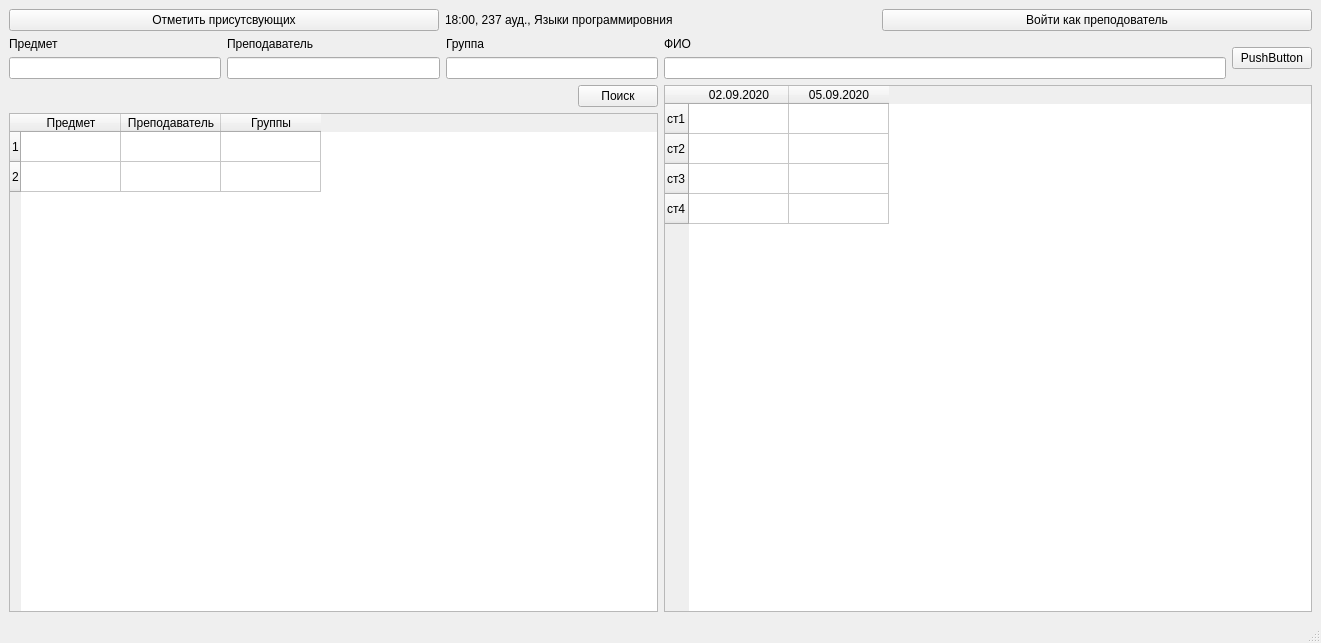
Old version of the form mainwindow.ui in the repository Zhdanov-Dmitrii/attendanceClient.
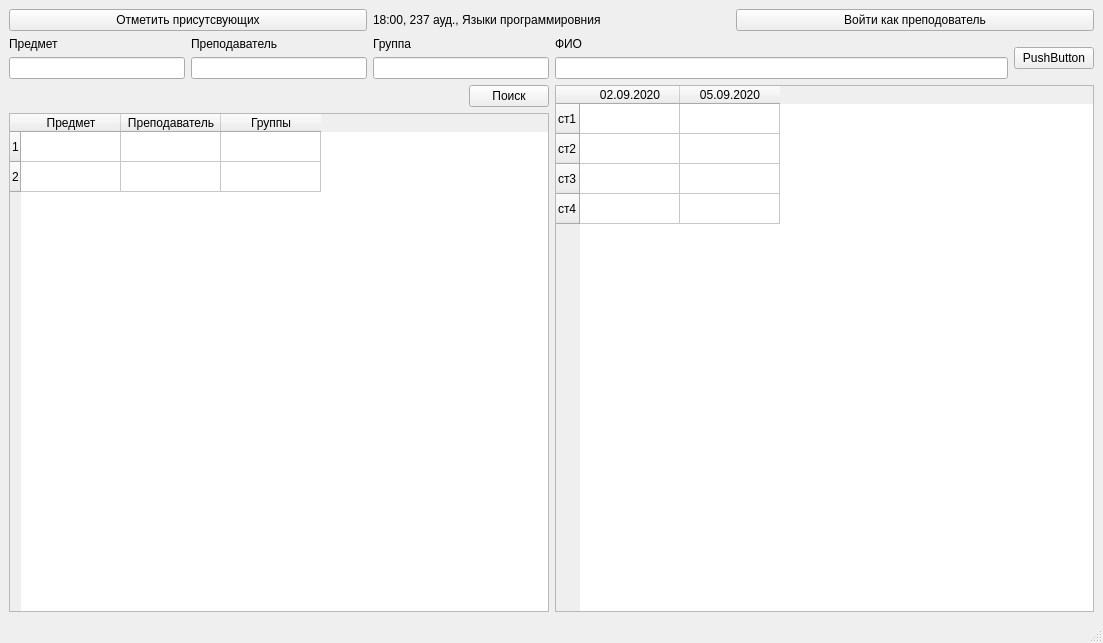
New version of the form.

Commit message: маленькие исправления + пробы

The edit to the form file:
```diff
--- a/mainwindow.ui
+++ b/mainwindow.ui
@@ -6,7 +6,7 @@
    <rect>
     <x>0</x>
     <y>0</y>
-    <width>1321</width>
+    <width>1103</width>
     <height>643</height>
    </rect>
   </property>
```
Left out of the diff: 2 changed lines with no effect on the pictures. The commit also changes 2 other files.
